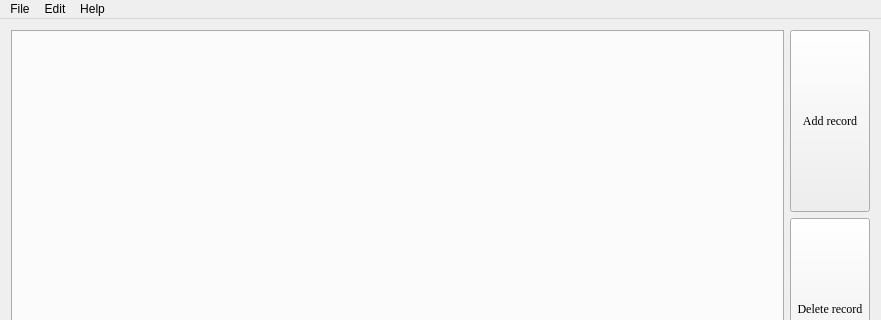
Anastasia1111/Labs, file Programming/4_sem (OVP)/DBLab1/mainwindow.ui: the form before one commit; both pictures show x 0 to 881 and y 0 to 320 of the 881 by 481 pixel window.
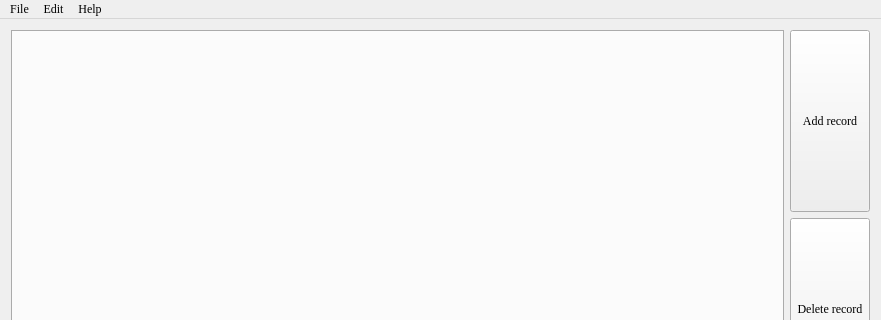
The form after the commit. Icons and pictures are not drawn.

What changed in the file:
```diff
--- a/Programming/4_sem (OVP)/DBLab1/mainwindow.ui
+++ b/Programming/4_sem (OVP)/DBLab1/mainwindow.ui
@@ -10,6 +10,11 @@
     <height>481</height>
    </rect>
   </property>
+  <property name="font">
+   <font>
+    <family>Times New Roman</family>
+   </font>
+  </property>
   <property name="windowTitle">
    <string>СУБД</string>
   </property>
@@ -132,7 +137,7 @@
      <x>0</x>
      <y>0</y>
      <width>881</width>
-     <height>25</height>
+     <height>21</height>
     </rect>
    </property>
    <widget class="QMenu" name="menuFile">
```
Left out of the diff: 46 changed lines with no effect on the pictures.
